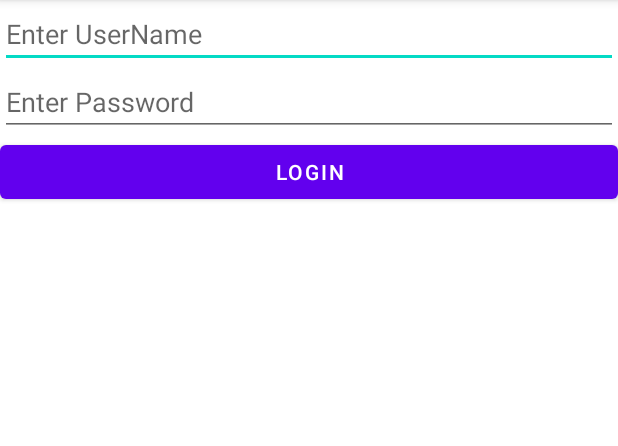
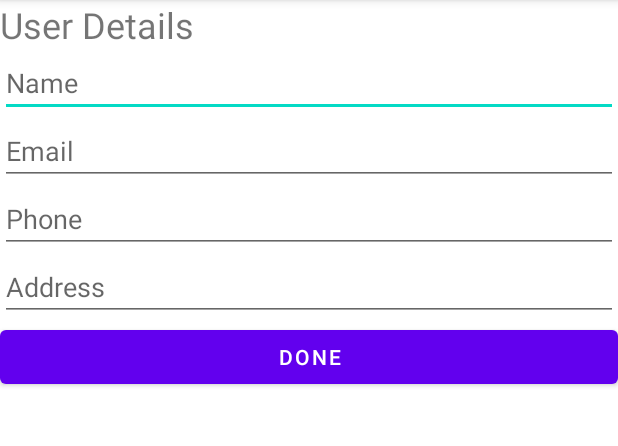
Before and after one commit to NawodyaRanasinghe/lab04-IT21293726, an Android app: the screen it shows after launch (MainActivity), on a phone screen of 412 x 824 dp, the part 84-530 px from its top. Run offline under Robolectric (Android 15) with nearby library versions, the phone set to English and light mode, and no system bars.

Commit message:
login_navo_first

```diff
--- a/app/src/main/res/layout/activity_main.xml
+++ b/app/src/main/res/layout/activity_main.xml
@@ -7,25 +7,49 @@
     android:orientation="vertical"
     tools:context=".MainActivity">
 
+    <TextView
+        android:id="@+id/textView"
+        android:layout_width="match_parent"
+        android:layout_height="wrap_content"
+        android:text="User Details"
+        android:textSize="24sp" />
+
     <EditText
-        android:id="@+id/username"
+        android:id="@+id/editTextTextPersonName"
         android:layout_width="match_parent"
         android:layout_height="wrap_content"
         android:ems="10"
-        android:hint="Enter UserName"
+        android:hint="Name"
         android:inputType="textPersonName" />
 
     <EditText
-        android:id="@+id/password"
+        android:id="@+id/editTextTextEmailAddress"
         android:layout_width="match_parent"
         android:layout_height="wrap_content"
         android:ems="10"
-        android:hint="Enter Password"
-        android:inputType="textPersonName" />
+        android:hint="Email"
+        android:inputType="textEmailAddress" />
+
+    <EditText
+        android:id="@+id/editTextPhone"
+        android:layout_width="match_parent"
+        android:layout_height="wrap_content"
+        android:ems="10"
+        android:hint="Phone"
+        android:inputType="phone" />
+
+    <EditText
+        android:id="@+id/editTextTextPostalAddress"
+        android:layout_width="match_parent"
+        android:layout_height="wrap_content"
+        android:ems="10"
+        android:hint="Address"
+        android:inputType="textPostalAddress" />
 
     <Button
-        android:id="@+id/login"
+        android:id="@+id/button"
         android:layout_width="match_parent"
         android:layout_height="wrap_content"
-        android:text="Login" />
+        android:text="Done" />
+
 </LinearLayout>
```
